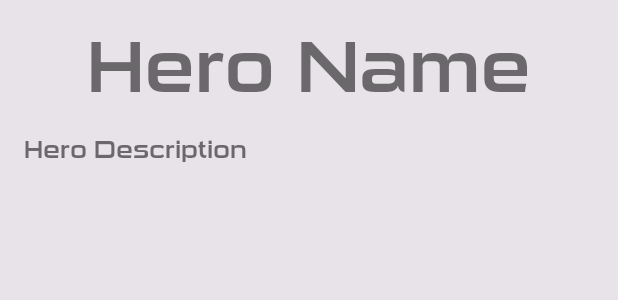
After one commit to llucferrando/CallOfDutyCompanion, an Android app: the layout new_cell.xml on its own in the app's theme, with its tools: preview values and no code run, on a phone screen of 412 x 824 dp. The commit adds this screen. Shown: the top 300 px of the screen. Run offline under Robolectric (Android 15) with nearby library versions, the phone set to English and light mode, and no system bars; network calls fail.

```diff
--- a/CallOfDutyCompanion/app/src/main/java/com/enti/dostres/cdi/llucferrando/pauinsa/callofdutycompanion/MyApp.kt
+++ b/CallOfDutyCompanion/app/src/main/java/com/enti/dostres/cdi/llucferrando/pauinsa/callofdutycompanion/MyApp.kt
@@ -10,7 +10,6 @@ class MyApp : Application(){
     companion object{
         private lateinit var  instance: MyApp
         fun get()= instance
-
         public val Context: MyApp get() = instance
 
     }
--- a/CallOfDutyCompanion/app/src/main/java/com/enti/dostres/cdi/llucferrando/pauinsa/callofdutycompanion/clases/fragments/screens/HomeScreen.kt
+++ b/CallOfDutyCompanion/app/src/main/java/com/enti/dostres/cdi/llucferrando/pauinsa/callofdutycompanion/clases/fragments/screens/HomeScreen.kt
@@ -8,11 +8,15 @@ import androidx.fragment.app.Fragment
 import com.enti.dostres.cdi.llucferrando.pauinsa.callofdutycompanion.R
 
 class HomeScreen: Fragment() {
+
+    lateinit var fragmentView: View
         override fun onCreateView(
             inflater: LayoutInflater,
             container: ViewGroup?,
             savedInstanceState: Bundle?
         ): View? {
-        return inflater.inflate(R.layout.screen_home, container,false)
+
+            fragmentView = inflater.inflate(R.layout.screen_home, container, false)
+            return fragmentView
         }
 }
--- /dev/null
+++ b/CallOfDutyCompanion/app/src/main/java/com/enti/dostres/cdi/llucferrando/pauinsa/callofdutycompanion/clases/fragments/users/NewsData.kt
@@ -0,0 +1,3 @@
+package com.enti.dostres.cdi.llucferrando.pauinsa.callofdutycompanion.clases.fragments.users
+
+data class NewsData(val newTitle: String, val newContent: String)
--- a/CallOfDutyCompanion/app/src/main/java/com/enti/dostres/cdi/llucferrando/pauinsa/callofdutycompanion/clases/fragments/users/repositories/UsersRepository.kt
+++ b/CallOfDutyCompanion/app/src/main/java/com/enti/dostres/cdi/llucferrando/pauinsa/callofdutycompanion/clases/fragments/users/repositories/Repository.kt
@@ -1,7 +1,9 @@
 package com.enti.dostres.cdi.llucferrando.pauinsa.callofdutycompanion.clases.fragments.users.repositories
 
+import com.enti.dostres.cdi.llucferrando.pauinsa.callofdutycompanion.clases.fragments.users.NewsData
 import com.enti.dostres.cdi.llucferrando.pauinsa.callofdutycompanion.clases.fragments.users.UsersData
 
-interface UsersRepository {
+interface Repository {
     suspend fun GetUsers() : MutableList<UsersData>
+    suspend fun GetNews() : MutableList<NewsData>
 }
--- /dev/null
+++ b/CallOfDutyCompanion/app/src/main/res/layout/new_cell.xml
@@ -0,0 +1,27 @@
+<?xml version="1.0" encoding="utf-8"?>
+<LinearLayout xmlns:android="http://schemas.android.com/apk/res/android"
+    android:orientation="vertical"
+    android:layout_width="match_parent"
+    android:layout_height="wrap_content"
+    xmlns:tools="http://schemas.android.com/tools"
+    android:padding="@dimen/margin_normal"
+    >
+
+    <TextView
+        android:id="@+id/news_title"
+        android:layout_width="match_parent"
+        android:layout_height="wrap_content"
+        tools:text= "Hero Name"
+        android:textAlignment="center"
+        android:textSize="@dimen/giant"
+        />
+    <TextView
+        android:id="@+id/news_content"
+        android:layout_width="match_parent"
+        android:layout_height="wrap_content"
+        tools:text= "Hero Description"
+        android:textSize="@dimen/medium"
+        android:layout_marginTop="@dimen/margin_normal"
+        />
+
+</LinearLayout>
```
Also changed, not shown: CallOfDutyCompanion/app/src/main/java/com/enti/dostres/cdi/llucferrando/pauinsa/callofdutycompanion/activities/MainActivity.kt (+38 -0 lines), CallOfDutyCompanion/app/src/main/java/com/enti/dostres/cdi/llucferrando/pauinsa/callofdutycompanion/clases/Utils/SharedPreferencesManager.kt (+18 -3 lines), CallOfDutyCompanion/app/src/main/java/com/enti/dostres/cdi/llucferrando/pauinsa/callofdutycompanion/clases/fragments/screens/StatsScreen.kt (+9 -31 lines), CallOfDutyCompanion/app/src/main/java/com/enti/dostres/cdi/llucferrando/pauinsa/callofdutycompanion/clases/fragments/users/NewsAdapter.kt (added, +22 -0 lines), CallOfDutyCompanion/app/src/main/java/com/enti/dostres/cdi/llucferrando/pauinsa/callofdutycompanion/clases/fragments/users/NewsViewHolder.kt (added, +17 -0 lines), CallOfDutyCompanion/app/src/main/java/com/enti/dostres/cdi/llucferrando/pauinsa/callofdutycompanion/clases/fragments/users/Provider.kt (added, +14 -0 lines), CallOfDutyCompanion/app/src/main/java/com/enti/dostres/cdi/llucferrando/pauinsa/callofdutycompanion/clases/fragments/users/UsersProvider.kt (deleted, +0 -10 lines), CallOfDutyCompanion/app/src/main/java/com/enti/dostres/cdi/llucferrando/pauinsa/callofdutycompanion/clases/fragments/users/repositories/ApiService.kt (renamed from CallOfDutyCompanion/app/src/main/java/com/enti/dostres/cdi/llucferrando/pauinsa/callofdutycompanion/clases/fragments/users/repositories/UsersApiService.kt, +41 -9 lines), CallOfDutyCompanion/app/src/main/java/com/enti/dostres/cdi/llucferrando/pauinsa/callofdutycompanion/clases/fragments/users/repositories/NewsResponse.kt (added, +9 -0 lines), CallOfDutyCompanion/app/src/main/java/com/enti/dostres/cdi/llucferrando/pauinsa/callofdutycompanion/clases/fragments/users/repositories/UsersSharedDatabase.kt (+6 -1 lines), CallOfDutyCompanion/app/src/main/res/layout/screen_home.xml (+8 -2 lines). Lines whose indentation alone changed are shown as unchanged.
